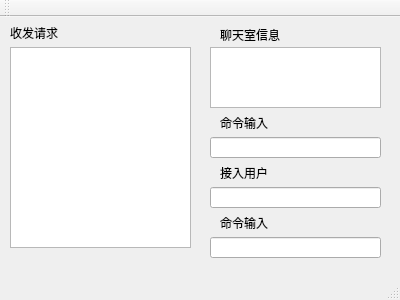
Before: the Qt Designer form server/mainwindow.ui in L-Jay1999/ChattingRoom, drawn with Qt 5.
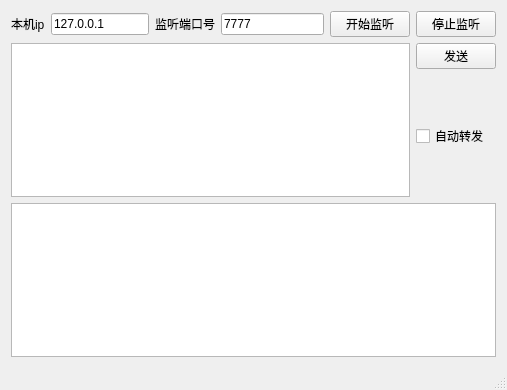
After: the same form once the commit is applied.

```diff
--- a/server/mainwindow.ui
+++ b/server/mainwindow.ui
@@ -6,147 +6,86 @@
    <rect>
     <x>0</x>
     <y>0</y>
-    <width>400</width>
-    <height>300</height>
+    <width>507</width>
+    <height>390</height>
    </rect>
   </property>
   <property name="windowTitle">
    <string>MainWindow</string>
   </property>
   <widget class="QWidget" name="centralWidget">
-   <widget class="QLabel" name="label">
-    <property name="geometry">
-     <rect>
-      <x>10</x>
-      <y>10</y>
-      <width>54</width>
-      <height>12</height>
-     </rect>
-    </property>
+   <layout class="QGridLayout" name="gridLayout_3">
+    <item row="0" column="0">
+     <layout class="QGridLayout" name="gridLayout_2">
+      <item row="0" column="5">
+       <widget class="QPushButton" name="listen">
     <property name="text">
-     <string>收发请求</string>
-    </property>
-   </widget>
-   <widget class="QTextEdit" name="textEdit">
-    <property name="geometry">
-     <rect>
-      <x>10</x>
-      <y>30</y>
-      <width>181</width>
-      <height>201</height>
-     </rect>
-    </property>
-   </widget>
+         <string>开始监听</string>
+        </property>
+       </widget>
+      </item>
+      <item row="0" column="1" colspan="2">
+       <widget class="QLineEdit" name="server_ip">
+        <property name="text">
+         <string>127.0.0.1</string>
+        </property>
+       </widget>
+      </item>
+      <item row="0" column="3">
    <widget class="QLabel" name="label_2">
-    <property name="geometry">
-     <rect>
-      <x>220</x>
-      <y>10</y>
-      <width>71</width>
-      <height>16</height>
-     </rect>
-    </property>
     <property name="text">
-     <string>聊天室信息</string>
-    </property>
-   </widget>
-   <widget class="QTextEdit" name="textEdit_2">
-    <property name="geometry">
-     <rect>
-      <x>210</x>
-      <y>30</y>
-      <width>171</width>
-      <height>61</height>
-     </rect>
-    </property>
-   </widget>
-   <widget class="QLabel" name="label_3">
-    <property name="geometry">
-     <rect>
-      <x>220</x>
-      <y>100</y>
-      <width>54</width>
-      <height>12</height>
-     </rect>
-    </property>
+         <string>监听端口号</string>
+        </property>
+       </widget>
+      </item>
+      <item row="0" column="4">
+       <widget class="QLineEdit" name="server_port">
+        <property name="text">
+         <string>7777</string>
+        </property>
+       </widget>
+      </item>
+      <item row="0" column="0">
+       <widget class="QLabel" name="label">
     <property name="text">
-     <string>命令输入</string>
-    </property>
-   </widget>
-   <widget class="QLineEdit" name="lineEdit">
-    <property name="geometry">
-     <rect>
-      <x>210</x>
-      <y>120</y>
-      <width>171</width>
-      <height>21</height>
-     </rect>
-    </property>
-   </widget>
-   <widget class="QLabel" name="label_4">
-    <property name="geometry">
-     <rect>
-      <x>220</x>
-      <y>150</y>
-      <width>54</width>
-      <height>12</height>
-     </rect>
-    </property>
+         <string>本机ip</string>
+        </property>
+       </widget>
+      </item>
+      <item row="0" column="6">
+       <widget class="QPushButton" name="shutdown">
+        <property name="text">
+         <string>停止监听</string>
+        </property>
+       </widget>
+      </item>
+     </layout>
+    </item>
+    <item row="1" column="0">
+     <layout class="QGridLayout" name="gridLayout">
+      <item row="0" column="0" rowspan="3">
+       <widget class="QPlainTextEdit" name="message"/>
+      </item>
+      <item row="0" column="1">
+       <widget class="QPushButton" name="send">
     <property name="text">
-     <string>接入用户</string>
-    </property>
-   </widget>
-   <widget class="QLineEdit" name="lineEdit_2">
-    <property name="geometry">
-     <rect>
-      <x>210</x>
-      <y>170</y>
-      <width>171</width>
-      <height>21</height>
-     </rect>
-    </property>
-   </widget>
-   <widget class="QLabel" name="label_5">
-    <property name="geometry">
-     <rect>
-      <x>220</x>
-      <y>200</y>
-      <width>54</width>
-      <height>12</height>
-     </rect>
-    </property>
+         <string>发送</string>
+        </property>
+       </widget>
+      </item>
+      <item row="1" column="1" rowspan="2">
+       <widget class="QCheckBox" name="checkBox">
     <property name="text">
-     <string>命令输入</string>
-    </property>
-   </widget>
-   <widget class="QLineEdit" name="lineEdit_3">
-    <property name="geometry">
-     <rect>
-      <x>210</x>
-      <y>220</y>
-      <width>171</width>
-      <height>21</height>
-     </rect>
-    </property>
-   </widget>
-  </widget>
-  <widget class="QMenuBar" name="menuBar">
-   <property name="geometry">
-    <rect>
-     <x>0</x>
-     <y>0</y>
-     <width>400</width>
-     <height>23</height>
-    </rect>
-   </property>
-  </widget>
-  <widget class="QToolBar" name="mainToolBar">
-   <attribute name="toolBarArea">
-    <enum>TopToolBarArea</enum>
-   </attribute>
-   <attribute name="toolBarBreak">
-    <bool>false</bool>
-   </attribute>
+         <string>自动转发</string>
+        </property>
+       </widget>
+      </item>
+     </layout>
+    </item>
+    <item row="2" column="0">
+     <widget class="QPlainTextEdit" name="information"/>
+    </item>
+   </layout>
   </widget>
   <widget class="QStatusBar" name="statusBar"/>
  </widget>
```
Lines whose indentation alone changed are shown as unchanged.
